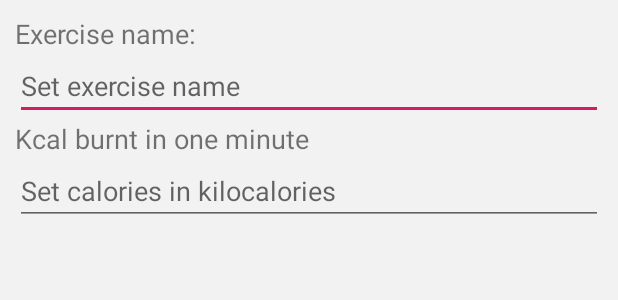
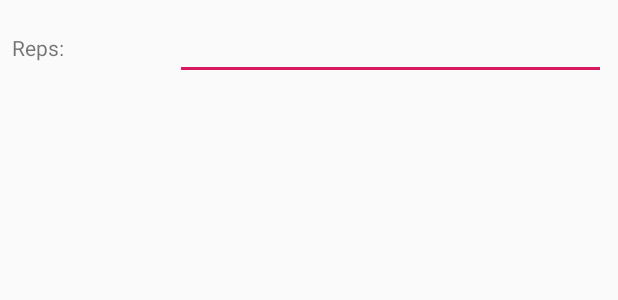
Before and after one commit to ketrab321/FitDay, an Android app: the layout dialog_add_exercise.xml on its own in the app's theme, with its tools: preview values and no code run, on a phone screen of 412 x 824 dp. Shown: the top 300 px of the screen. Run offline under Robolectric (Android 15) with nearby library versions, the phone set to English and light mode, and no system bars.

Commit message:
add exercise to database

```diff
--- a/app/src/main/java/com/example/fitday/ExerciseModel.kt
+++ b/app/src/main/java/com/example/fitday/ExerciseModel.kt
@@ -2,5 +2,6 @@ package com.example.fitday
 
 class ExerciseModel {
     var exerciseName : String? = null
+    var reps : Int? = null
     var kcal : Int? = null
 }
--- a/app/src/main/java/com/example/fitday/NewExerciseDialogFragment.kt
+++ b/app/src/main/java/com/example/fitday/NewExerciseDialogFragment.kt
@@ -20,7 +20,7 @@ class NewExerciseDialogFragment: DialogFragment() {
             val currentFirebaseUserId = FirebaseAuth.getInstance().currentUser?.uid
             // Inflate and set the layout for the dialog+s
             // Pass null as the parent view because its going in the dialog layout
-            val inputView = inflater.inflate(R.layout.dialog_add_exercise, null)
+            val inputView = inflater.inflate(R.layout.dialog_new_exercise, null)
             builder.setView(inputView)
 
             val exerciseName = inputView.findViewById<EditText>(R.id.nameEditText)
--- a/app/src/main/res/layout/dialog_add_exercise.xml
+++ b/app/src/main/res/layout/dialog_add_exercise.xml
@@ -1,33 +1,30 @@
 <?xml version="1.0" encoding="utf-8"?>
 <android.support.constraint.ConstraintLayout xmlns:android="http://schemas.android.com/apk/res/android"
-                                             android:layout_width="match_parent"
+                                             xmlns:app="http://schemas.android.com/apk/res-auto" xmlns:tools="http://schemas.android.com/tools" android:layout_width="match_parent"
                                              android:layout_height="match_parent">
 
     <LinearLayout
-            android:orientation="vertical"
-            android:layout_width="match_parent"
-            android:layout_height="match_parent" android:paddingLeft="10dp" android:paddingRight="10dp"
-            android:background="#f2f2f2"
-            android:paddingTop="10dp" android:paddingBottom="10dp">
-        <TextView
-                android:text="Exercise name:"
-                android:layout_width="match_parent"
-                android:layout_height="wrap_content" android:id="@+id/nameTextView" android:textSize="18sp"/>
-        <EditText
+            android:orientation="horizontal"
             android:layout_width="match_parent"
             android:layout_height="wrap_content"
-                android:inputType="textPersonName"
-                android:ems="10"
-                android:id="@+id/nameEditText" android:hint="Set exercise name"/>
+            app:layout_constraintStart_toStartOf="parent"
+            app:layout_constraintEnd_toEndOf="parent"
+            app:layout_constraintHorizontal_bias="1.0"
+            app:layout_constraintTop_toTopOf="parent"
+            app:layout_constraintBottom_toBottomOf="parent" app:layout_constraintVertical_bias="0.0"
+            android:layout_marginTop="8dp" android:layout_marginStart="8dp" android:layout_marginBottom="8dp"
+            android:layout_marginEnd="8dp">
             <TextView
-                android:layout_width="match_parent"
-                android:layout_height="wrap_content" android:id="@+id/kcalTextView" android:textSize="18sp"
-                android:text="Kcal burnt in one minute"/>
+                    android:text="Reps:"
+                    android:layout_width="wrap_content"
+                    android:layout_height="wrap_content" android:id="@+id/repsText" android:layout_weight="1"
+            />
             <EditText
-                android:layout_width="match_parent"
+                    android:layout_width="wrap_content"
                     android:layout_height="wrap_content"
                     android:inputType="number"
                     android:ems="10"
-                android:id="@+id/kcalEditText" android:hint="Set calories in kilocalories"/>
+                    android:id="@+id/repsInput" android:layout_weight="1"/>
     </LinearLayout>
+
 </android.support.constraint.ConstraintLayout>
```
Also changed, not shown: app/src/main/java/com/example/fitday/AddExerciseDialogFragment.kt (added, +59 -0 lines), app/src/main/java/com/example/fitday/ExerciseListFragment.kt (+9 -0 lines), app/src/main/res/layout/dialog_new_exercise.xml (added, +33 -0 lines). Lines whose indentation alone changed are shown as unchanged.
